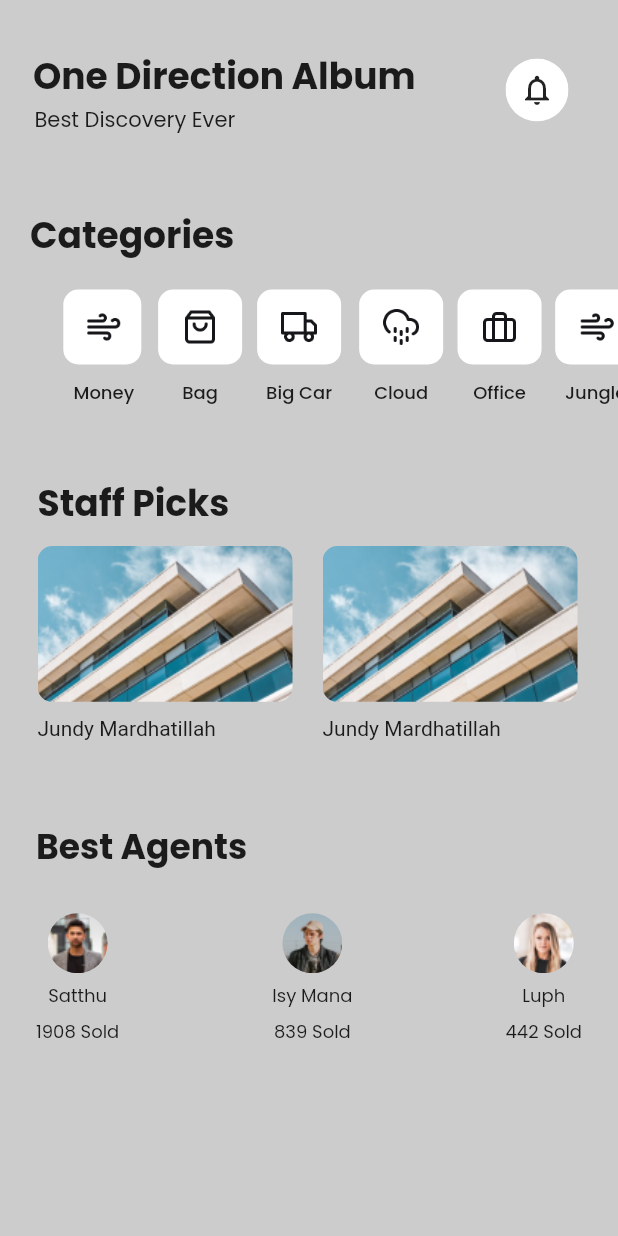
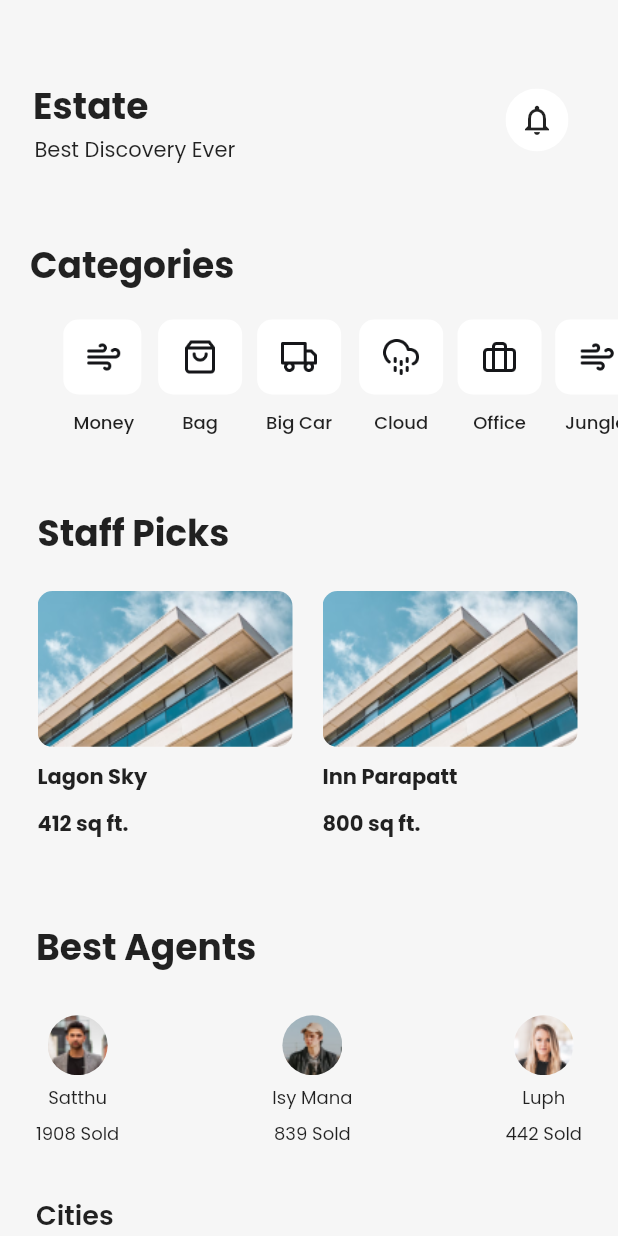
Before and after one commit to JundyMardhatillah/awesome_flutter, a Flutter app: the screen it shows after launch, on a phone screen of 412 x 824 dp. Run offline on Flutter 3.47's test engine with Material 2 defaults, Android fonts, the phone set to English and light mode, and no system bars; our stand-ins replace google_fonts.

Commit message:
update sections in awesome flutter

```diff
--- a/lib/Widgets/best_agents.dart
+++ b/lib/Widgets/best_agents.dart
@@ -16,7 +16,7 @@ class BestAgents extends StatelessWidget {
             child: Text(
               "Best Agents",
               style: GoogleFonts.poppins(
-                  fontSize: 23, fontWeight: FontWeight.bold),
+                  fontSize: 24, fontWeight: FontWeight.bold),
             ),
           ),
           const SizedBox(height: 16),
--- a/lib/Widgets/cities.dart
+++ b/lib/Widgets/cities.dart
@@ -0,0 +1,94 @@
+import 'package:flutter/material.dart';
+import 'package:google_fonts/google_fonts.dart';
+
+class Cities extends StatelessWidget {
+  const Cities({super.key});
+
+  @override
+  Widget build(BuildContext context) {
+    return SingleChildScrollView(
+      child: Padding(
+        //Cities
+        padding: const EdgeInsets.only(bottom: 24, left: 24, right: 24),
+        child: Column(
+          crossAxisAlignment: CrossAxisAlignment.start,
+          children: [
+            Text("Cities",
+                style: GoogleFonts.poppins(
+                    fontSize: 18, fontWeight: FontWeight.w600)),
+            const SizedBox(height: 8),
+
+            //listTile
+            Column(
+              mainAxisAlignment: MainAxisAlignment.spaceAround,
+              children: [
+                //city 1
+                Container(
+                  padding: const EdgeInsets.all(5),
+                  decoration: BoxDecoration(
+                      color: Color.fromARGB(255, 245, 244, 247),
+                      borderRadius: BorderRadius.circular(8)),
+                  child: ListTile(
+                    leading: Image.asset(
+                      "assets/images/image_8.png",
+                      fit: BoxFit.fill,
+                    ),
+                    title: Text("Jakarta Selatan",
+                        style: GoogleFonts.poppins(
+                          fontSize: 14,
+                          fontWeight: FontWeight.w600,
+                        )),
+                    subtitle: Text("194 Property"),
+                  ),
+                ),
+                const SizedBox(height: 10),
+
+                //city 2
+                Container(
+                  padding: const EdgeInsets.all(5),
+                  decoration: BoxDecoration(
+                      color: Color.fromARGB(255, 245, 244, 247),
+                      borderRadius: BorderRadius.circular(8)),
+                  child: ListTile(
+                    leading: Image.asset(
+                      "assets/images/image_9.png",
+                      fit: BoxFit.fill,
+                    ),
+                    title: Text("Bandung",
+                        style: GoogleFonts.poppins(
+                          fontSize: 14,
+                          fontWeight: FontWeight.w600,
+                        )),
+                    subtitle: Text("89,400 Property"),
+                  ),
+                ),
+                const SizedBox(height: 10),
+
+                //city 3
+                Container(
+                  padding: const EdgeInsets.all(5),
+                  decoration: BoxDecoration(
+                      color: Color.fromARGB(255, 245, 244, 247),
+                      borderRadius: BorderRadius.circular(8)),
+                  child: ListTile(
+                    leading: Image.asset(
+                      "assets/images/image_10.png",
+                      fit: BoxFit.fill,
+                    ),
+                    title: Text("Denpasar",
+                        style: GoogleFonts.poppins(
+                          fontSize: 14,
+                          fontWeight: FontWeight.w600,
+                        )),
+                    subtitle: Text("184,000 Property"),
+                  ),
+                ),
+                const SizedBox(height: 10),
+              ],
+            ),
+          ],
+        ),
+      ),
+    );
+  }
+}
--- a/lib/Widgets/header.dart
+++ b/lib/Widgets/header.dart
@@ -8,7 +8,7 @@ class Header extends StatelessWidget {
   Widget build(BuildContext context) {
     return Padding(
       padding:
-          const EdgeInsets.only(left: 0, top: 30, right: 24, bottom: 0),
+          const EdgeInsets.only(left: 0, top: 50, right: 24, bottom: 0),
       child: Row(
         mainAxisAlignment: MainAxisAlignment.spaceBetween,
         children: [
@@ -16,9 +16,10 @@ class Header extends StatelessWidget {
             crossAxisAlignment: CrossAxisAlignment.start,
             children: [
               Padding(
-                padding: const EdgeInsets.only(left: 22, top: 0, right: 24, bottom: 0),
+                padding: const EdgeInsets.only(
+                    left: 22, top: 0, right: 24, bottom: 0),
                 child: Text(
-                  "One Direction Album",
+                  "Estate",
                   style: GoogleFonts.poppins(
                     fontSize: 24,
                     fontWeight: FontWeight.bold,
@@ -26,7 +27,8 @@ class Header extends StatelessWidget {
                 ),
               ),
               Padding(
-                padding: const EdgeInsets.only(left: 23, top: 0, right: 24, bottom: 0),
+                padding: const EdgeInsets.only(
+                    left: 23, top: 0, right: 24, bottom: 0),
                 child: Text(
                   "Best Discovery Ever",
                   style: GoogleFonts.poppins(
--- a/lib/Widgets/staffpicks.dart
+++ b/lib/Widgets/staffpicks.dart
@@ -8,10 +8,12 @@ class StaffPicks extends StatelessWidget {
   Widget build(BuildContext context) {
     return Padding(
       padding: const EdgeInsets.symmetric(horizontal: 25),
+      child: SingleChildScrollView(
         child: Column(
           crossAxisAlignment: CrossAxisAlignment.start,
           children: [
-          Row(
+            SizedBox(
+              child: Row(
                 children: [
                   const SizedBox(height: 44),
                   // staff picks
@@ -28,6 +30,7 @@ class StaffPicks extends StatelessWidget {
                   const Padding(padding: EdgeInsets.only(top: 15)),
                 ],
               ),
+            ),
             Row(
               children: [
                 // image 1
@@ -38,7 +41,7 @@ class StaffPicks extends StatelessWidget {
                       crossAxisAlignment: CrossAxisAlignment.start,
                       children: [
                         Padding(
-                        padding: const EdgeInsets.only(top: 10),
+                          padding: const EdgeInsets.only(top: 20),
                           child: ClipRRect(
                             borderRadius: const BorderRadius.horizontal(
                               left: Radius.circular(10),
@@ -50,10 +53,24 @@ class StaffPicks extends StatelessWidget {
                             ),
                           ),
                         ),
-                      const Padding(
+                        Padding(
                           padding: EdgeInsets.only(top: 10),
                           child: Text(
-                          'Jundy Mardhatillah',
+                            'Lagon Sky',
+                            style: GoogleFonts.poppins(
+                              fontSize: 14,
+                              fontWeight: FontWeight.bold,
+                            ),
+                          ),
+                        ),
+                        Padding(
+                          padding: EdgeInsets.only(left: 0, top: 10),
+                          child: Text(
+                            '412 sq ft.',
+                            style: GoogleFonts.poppins(
+                              fontSize: 14,
+                              fontWeight: FontWeight.bold,
+                            ),
                           ),
                         ),
                       ],
@@ -67,30 +84,45 @@ class StaffPicks extends StatelessWidget {
                   crossAxisAlignment: CrossAxisAlignment.start,
                   children: [
                     Padding(
-                    padding: const EdgeInsets.only(left: 20, top: 10),
+                      padding: const EdgeInsets.only(left: 20, top: 20),
                       child: ClipRRect(
                         borderRadius: const BorderRadius.horizontal(
                           left: Radius.circular(10),
-                          right: Radius.circular(10)),
+                          right: Radius.circular(10),
+                        ),
                         child: Image.asset(
                           "assets/images/image_6.png",
                           width: 170,
                         ),
                       ),
                     ),
-                  const Padding(
+                    Padding(
                       padding: EdgeInsets.only(left: 20, top: 10),
                       child: Text(
-                      'Jundy Mardhatillah',
+                        'Inn Parapatt',
+                        style: GoogleFonts.poppins(
+                          fontSize: 14,
+                          fontWeight: FontWeight.bold,
+                        ),
+                      ),
+                    ),
+                    Padding(
+                      padding: EdgeInsets.only(left: 20, top: 10),
+                      child: Text(
+                        '800 sq ft.',
+                        style: GoogleFonts.poppins(
+                          fontSize: 14,
+                          fontWeight: FontWeight.bold,
+                        ),
                       ),
                     ),
                   ],
                 ),
               ],
             ),
-
             // images 1
           ],
+        ),
       ),
     );
   }
--- a/lib/home_page.dart
+++ b/lib/home_page.dart
@@ -3,6 +3,7 @@ import 'Widgets/header.dart';
 import 'Widgets/categories.dart';
 import 'Widgets/staffpicks.dart';
 import 'Widgets/best_agents.dart';
+import 'Widgets/cities.dart';
 
 class HomePage extends StatelessWidget {
   const HomePage({super.key});
@@ -10,8 +11,8 @@ class HomePage extends StatelessWidget {
   @override
   Widget build(BuildContext context) {
     return Scaffold(
-      backgroundColor: const Color.fromARGB(255, 204, 204, 204),
-      body: SafeArea(
+      backgroundColor: Color.fromARGB(255, 246, 246, 246),
+      body: SingleChildScrollView(
         child: Stack(
           children: [
             Column(
@@ -25,6 +26,8 @@ class HomePage extends StatelessWidget {
                 StaffPicks(),
                 // best agents
                 BestAgents(),
+                // cities
+                Cities(),
               ],
             ),
           ],
```
Lines whose indentation alone changed are shown as unchanged.
